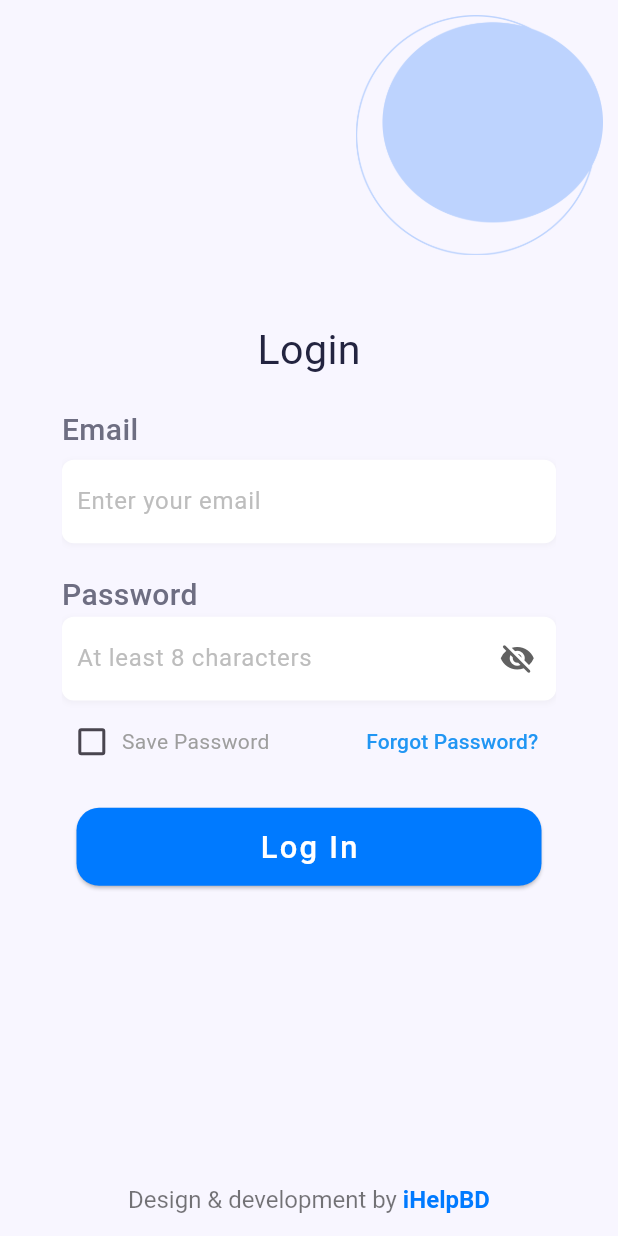
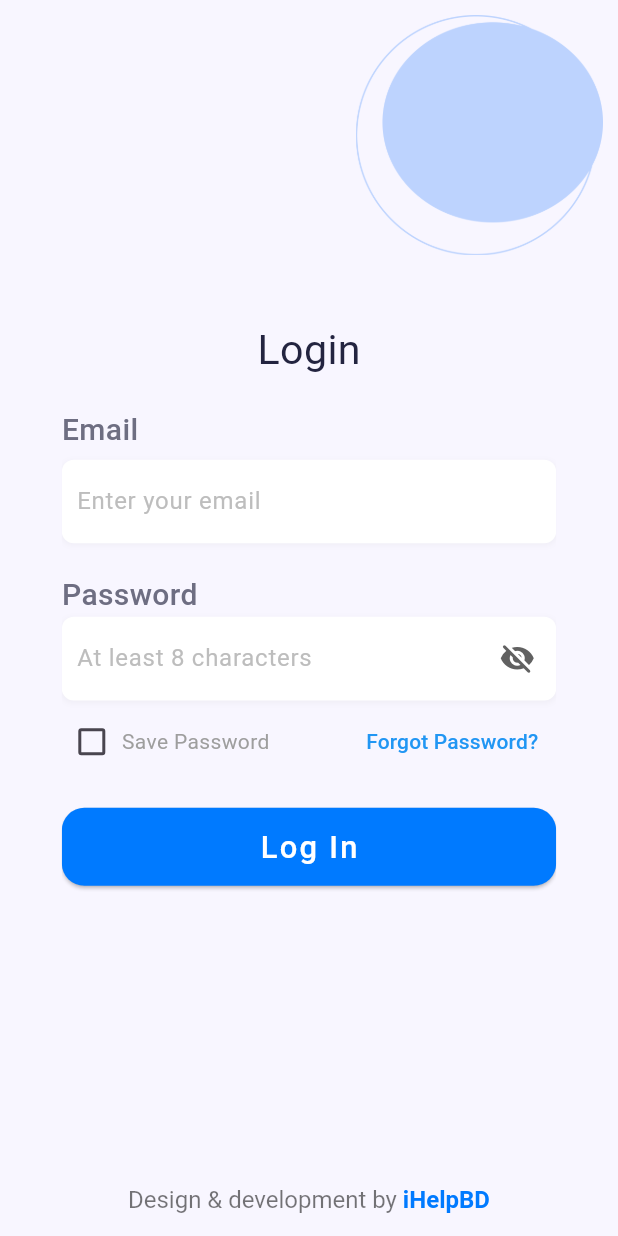
Before and after one commit to mahdi-islam-pranto/CRM-APP-iHelp, a Flutter app: the screen it shows after launch, on a phone screen of 412 x 824 dp. Run offline on Flutter 3.47's test engine with Material 3 defaults, Android fonts, the phone set to English and light mode, and no system bars; our stand-ins replace animated_splash_screen, awesome_dialog, contacts_service, firebase_core, firebase_messaging, fl_chart and 10 more; missing offline and left inert: animated_floating_buttons, flutter_animated_dialog, simple_fontellico_progress_dialog; accounts and stored records are empty; key blocks and very long unbroken strings in the code were emptied for the run.

Commit message:
media query added to login page

```diff
--- a/lib/Auth/login_page.dart
+++ b/lib/Auth/login_page.dart
@@ -75,6 +75,10 @@ class _loginPageState extends State<UserLoginScreen> {
   }
 
   Widget _buildContainer() {
+    // media query height and width
+    double screenHeight = MediaQuery.of(context).size.height;
+    double screenWidth = MediaQuery.of(context).size.width;
+
     return Row(
       mainAxisAlignment: MainAxisAlignment.center,
       children: <Widget>[
@@ -83,8 +87,8 @@ class _loginPageState extends State<UserLoginScreen> {
             Radius.circular(20),
           ),
           child: Container(
-            height: MediaQuery.of(context).size.height * 0.55,
-            width: MediaQuery.of(context).size.width * 0.8,
+            height: screenHeight * 0.55,
+            width: screenWidth * 0.8,
             decoration: BoxDecoration(
               color: backgroundColor,
             ),
@@ -98,7 +102,7 @@ class _loginPageState extends State<UserLoginScreen> {
                     Text(
                       "Login",
                       style: TextStyle(
-                        fontSize: MediaQuery.of(context).size.height / 30,
+                        fontSize: screenHeight / 30,
                         color: const Color(0xFF232440),
                       ),
                     ),
@@ -108,9 +112,9 @@ class _loginPageState extends State<UserLoginScreen> {
                 const SizedBox(
                   height: 20,
                 ),
-                _buildEmailRow(),
+                _buildEmailRow(screenWidth),
                 const SizedBox(height: 20),
-                _buildPasswordRow(),
+                _buildPasswordRow(screenWidth),
 
                 // save password & forget password
 
@@ -129,7 +133,7 @@ class _loginPageState extends State<UserLoginScreen> {
                   height: 20,
                 ),
 
-                _buildLoginButton(),
+                _buildLoginButton(screenWidth),
               ],
             ),
           ),
@@ -138,8 +142,9 @@ class _loginPageState extends State<UserLoginScreen> {
     );
   }
 
-  Widget _buildEmailRow() {
+  Widget _buildEmailRow(double screenWidth) {
     return Container(
+      width: screenWidth * 0.8,
       child: Column(
         crossAxisAlignment: CrossAxisAlignment.start,
         children: [
@@ -205,10 +210,10 @@ class _loginPageState extends State<UserLoginScreen> {
     );
   }
 
-  Widget _buildPasswordRow() {
+  Widget _buildPasswordRow(double screenWidth) {
     return Container(
       height: 88.32,
-      width: 380,
+      width: screenWidth * 0.8,
       child: Column(
         crossAxisAlignment: CrossAxisAlignment.start,
         children: [
@@ -327,13 +332,13 @@ class _loginPageState extends State<UserLoginScreen> {
     );
   }
 
-  Widget _buildLoginButton() {
+  Widget _buildLoginButton(double screenWidth) {
     return Row(
       mainAxisAlignment: MainAxisAlignment.center,
       children: <Widget>[
         Container(
           height: 52,
-          width: 310,
+          width: screenWidth * 0.8,
           margin: const EdgeInsets.only(bottom: 20),
           child: ElevatedButton(
             style: ElevatedButton.styleFrom(
--- a/lib/FollowUP/FollowUPListScreen.dart
+++ b/lib/FollowUP/FollowUPListScreen.dart
@@ -429,7 +429,7 @@ class _FollowUpListState extends State<FollowUpList> {
                                             ),
                                             Column(
                                               children: [
-                                                const Text("See Details"),
+                                                const Text("More Details"),
                                                 const SizedBox(height: 8),
                                                 _buildActionButton(
                                                     Icons.visibility,
--- a/lib/main.dart
+++ b/lib/main.dart
@@ -62,7 +62,7 @@ class MyApp extends StatelessWidget {
         theme: ThemeData(
           textTheme: GoogleFonts.interTextTheme(),
           colorScheme: ColorScheme.fromSeed(
-              seedColor: const Color.fromARGB(255, 68, 183, 58)),
+              seedColor: Colors.blue, brightness: Brightness.light),
           useMaterial3: true,
           fontFamily: 'Inter18',
         ),
```
